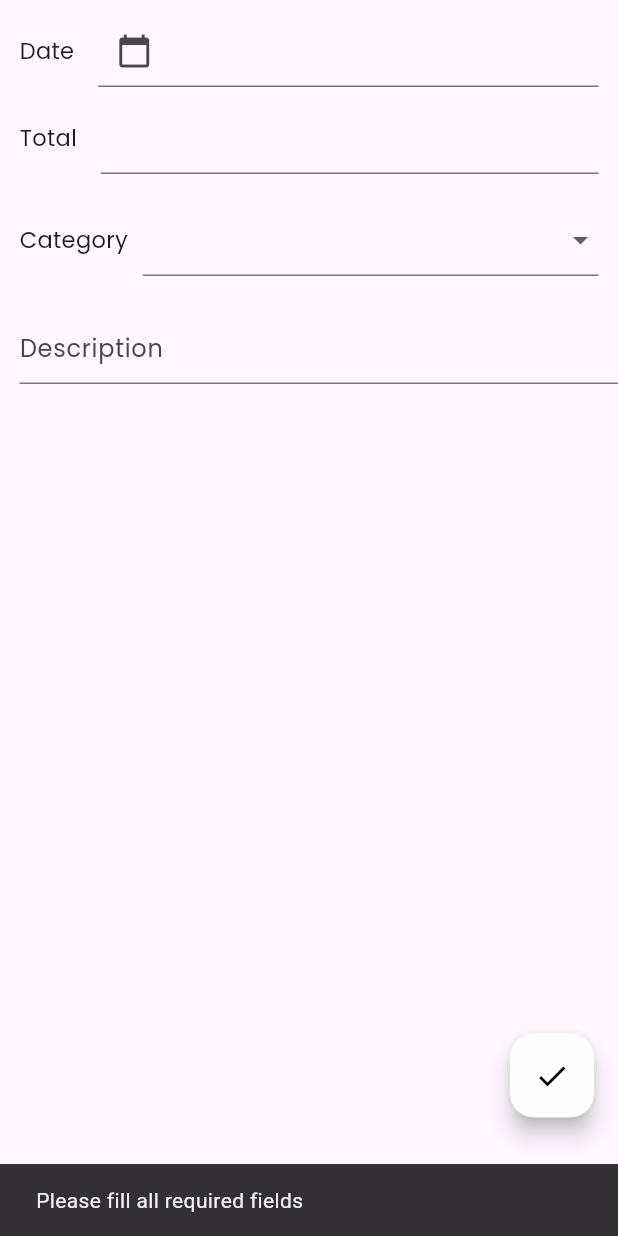
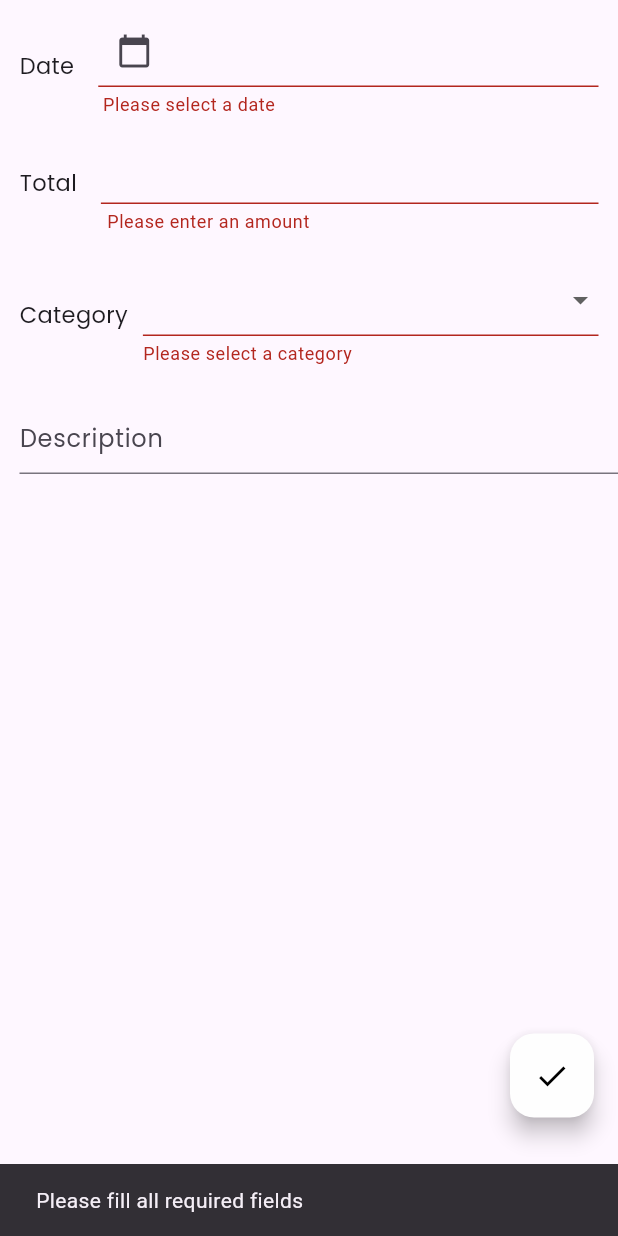
Before and after one commit to ITakora/money_manager, a Flutter app: the IncomeFieldScreen screen opened directly, after a tap on the "done" icon, on a phone screen of 412 x 824 dp. Run offline on Flutter 3.47's test engine with Material 3 defaults, Android fonts, the phone set to English and light mode, and no system bars; our stand-ins replace fl_chart, flutter_riverpod, google_fonts, persistent_bottom_nav_bar_v2, sqflite; missing offline and left inert: pattern_formatter; accounts and stored records are empty.

```diff
--- a/lib/db/init_db.dart
+++ b/lib/db/init_db.dart
@@ -27,4 +27,16 @@ Future _createDB(Database db) async {
     )
   ''',
   );
+
+  await db.execute(
+    '''
+    CREATE TABLE income (
+      id TEXT PRIMARY KEY,
+      category TEXT,
+      date TEXT,
+      description TEXT,
+      money TEXT
+    )
+  ''',
+  );
 }
--- a/lib/enums/enum_category.dart
+++ b/lib/enums/enum_category.dart
@@ -1,14 +1,19 @@
-enum Category { food, transport, hobbies, movies }
+enum Category {
+  Food,
+  Transport,
+  Hobbies,
+  Movies;
 
-String getCategoryDisplayName(Category category) {
-  switch (category) {
-    case Category.food:
-      return 'Food';
-    case Category.transport:
-      return 'Transport';
-    case Category.hobbies:
-      return 'Hobbies';
-    case Category.movies:
-      return 'Movies';
+  String get unicodeIcon {
+    switch (this) {
+      case Category.Food:
+        return '🍚';
+      case Category.Transport:
+        return '🚗';
+      case Category.Hobbies:
+        return '🎨';
+      case Category.Movies:
+        return '🎥';
+    }
   }
 }
--- a/lib/models/money_model.dart
+++ b/lib/models/money_model.dart
@@ -9,6 +9,28 @@ class Money {
   String date;
   String description;
   String money;
+
+  factory Money.fromMap(Map<String, dynamic> map) {
+    return Money(
+      id: map['id'] as String,
+      category: map['category'] != null
+          ? Category.values.firstWhere((e) => e.name == map['category'])
+          : null,
+      date: map['date'] as String,
+      description: map['description'] as String,
+      money: map['money'] as String,
+    );
+  }
+
+  Map<String, dynamic> toMap() {
+    return {
+      'id': id,
+      'category': category?.name,
+      'date': date,
+      'description': description,
+      'money': money,
+    };
+  }
 
   Money({
     this.date = '',
--- a/lib/screens/income_field_screen.dart
+++ b/lib/screens/income_field_screen.dart
@@ -1,5 +1,6 @@
 import 'package:flutter/material.dart';
 import 'package:flutter_riverpod/flutter_riverpod.dart';
+import 'package:money_manager/providers/db_income_provider.dart';
 import 'package:money_manager/providers/income_field_provider.dart';
 import 'package:money_manager/widgets/income_field_widget.dart';
 
@@ -8,21 +9,24 @@ class IncomeFieldScreen extends ConsumerWidget {
 
   @override
   Widget build(BuildContext context, WidgetRef ref) {
-    final incomeFieldWidget = IncomeFieldWidget();
-    final formKey = incomeFieldWidget.getFormKey();
+    final formKey = GlobalKey<FormState>();
+
+    void saveIncome() {
+      if (formKey.currentState?.validate() ?? false) {
+        final state = ref.read(incomeFieldProvider);
+        ref.read(trackMoneyIncomeProvider.notifier).addIncome(state);
+        Navigator.pop(context);
+      } else {
+        ScaffoldMessenger.of(context).showSnackBar(
+            SnackBar(content: Text('Please fill all required fields')));
+      }
+    }
+
     return Scaffold(
       floatingActionButton: Padding(
         padding: const EdgeInsets.only(bottom: 15),
         child: FloatingActionButton(
-          onPressed: () {
-            if (formKey.currentState?.validate() ?? false) {
-              final state = ref.read(incomeFieldProvider);
-              Navigator.pop(context, state);
-            } else {
-              ScaffoldMessenger.of(context).showSnackBar(
-                  SnackBar(content: Text('Please fill all required fields')));
-            }
-          },
+          onPressed: saveIncome,
           backgroundColor: Color(0xFFFEFEFE),
           child: Icon(
             Icons.done,
@@ -30,7 +34,9 @@ class IncomeFieldScreen extends ConsumerWidget {
           ),
         ),
       ),
-      body: IncomeFieldWidget(),
+      body: IncomeFieldWidget(
+        formKey: formKey,
+      ),
     );
   }
 }
--- a/lib/widgets/income_field_widget.dart
+++ b/lib/widgets/income_field_widget.dart
@@ -7,12 +7,11 @@ import 'package:money_manager/providers/income_field_provider.dart';
 import 'package:pattern_formatter/numeric_formatter.dart';
 
 class IncomeFieldWidget extends ConsumerWidget {
-  IncomeFieldWidget({super.key});
+  final GlobalKey<FormState> formKey;
+
+  IncomeFieldWidget({super.key, required this.formKey});
 
   final _textController = TextEditingController();
-  final formKey = GlobalKey<FormState>();
-
-  GlobalKey<FormState> getFormKey() => formKey;
 
   @override
   Widget build(BuildContext context, WidgetRef ref) {
@@ -37,7 +36,7 @@ class IncomeFieldWidget extends ConsumerWidget {
       return DropdownMenuItem<Category>(
         value: category,
         child: Text(
-          category.name,
+          "${category.unicodeIcon} ${category.name}",
           style: GoogleFonts.poppins(fontSize: 15),
         ),
 
```
Also changed, not shown: lib/providers/db_expense_provider.dart (added, +44 -0 lines), lib/providers/db_income_provider.dart (added, +44 -0 lines), lib/screens/expense_field_screen.dart (+25 -15 lines), lib/screens/home_screen.dart (+38 -32 lines), lib/widgets/balance_widget.dart (added, +27 -0 lines), lib/widgets/expense_card.dart (deleted, +0 -63 lines), lib/widgets/expense_field_widget.dart (renamed from lib/widgets/expend_field_widget.dart, +8 -10 lines), lib/widgets/expense_list_card.dart (added, +69 -0 lines), lib/widgets/income_list_card.dart (added).
